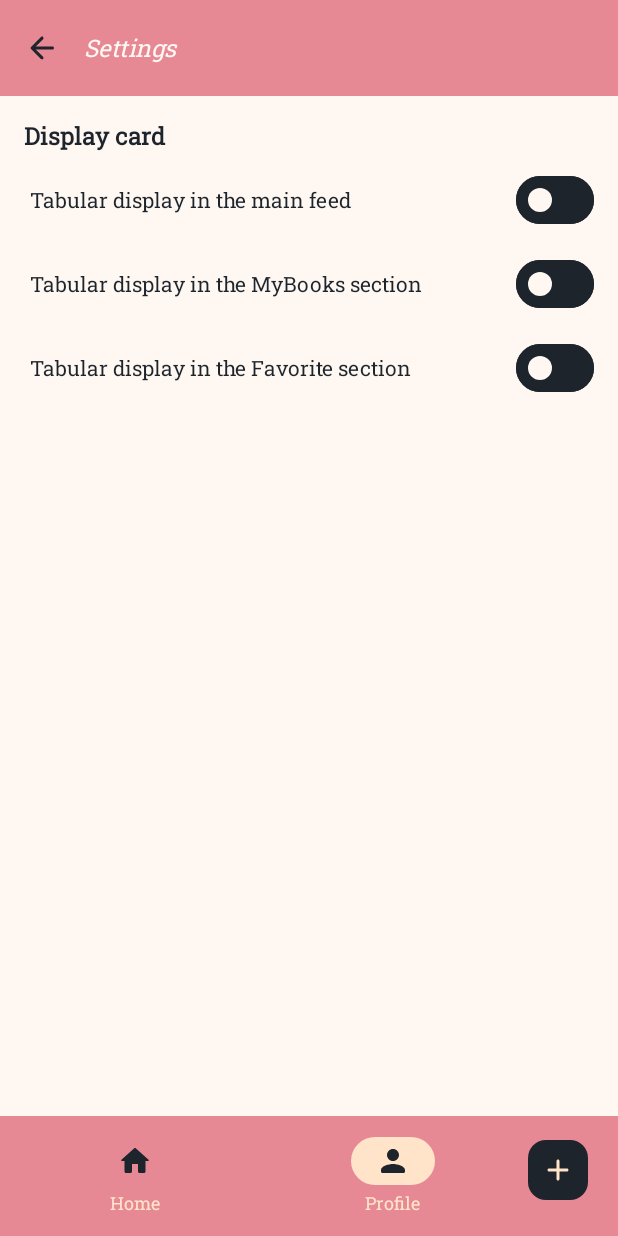
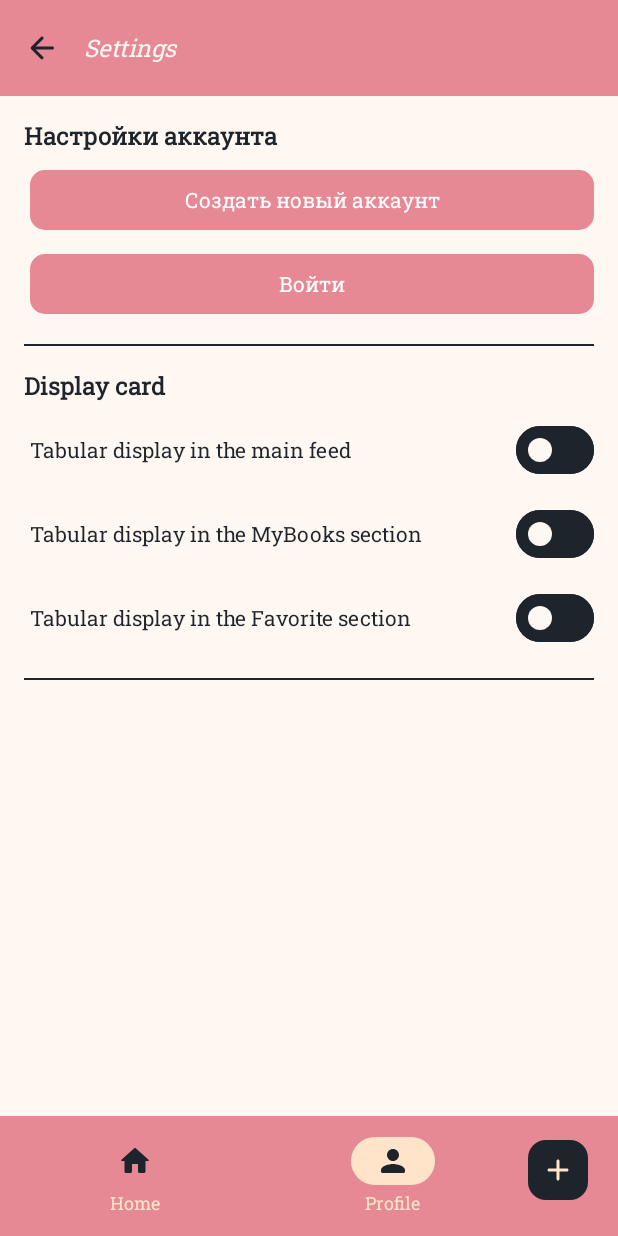
Before and after one commit to Chirvichichka/PocketLib, an Android app built with Jetpack Compose: the settings screen opened through its navigation route, on a phone screen of 412 x 824 dp. Run offline under Robolectric (Android 15) with nearby library versions, the phone set to English and light mode, and no system bars; our stand-ins replace Dagger/Hilt's generated code, livedata-compose.

Commit message:
верстка

```diff
--- a/app/src/main/java/com/chirvi/pocketlib/presentation/ui/screen/book_add/AddBookScreen.kt
+++ b/app/src/main/java/com/chirvi/pocketlib/presentation/ui/screen/book_add/AddBookScreen.kt
@@ -49,7 +49,7 @@ fun AddBookScreen() {
                 .fillMaxSize()
         ) {
             AddPicture()
-            TextFields(viewModel = viewModel)
+            TextFields(viewModel = viewModel) //todo disable
             Spacer(modifier = Modifier.weight(1f))
             ButtonWithText(text = "Сохранить", onClickListener = {})
         }
--- a/app/src/main/java/com/chirvi/pocketlib/presentation/ui/screen/profile/settings/SettingsScreen.kt
+++ b/app/src/main/java/com/chirvi/pocketlib/presentation/ui/screen/profile/settings/SettingsScreen.kt
@@ -4,8 +4,10 @@ import androidx.compose.foundation.background
 import androidx.compose.foundation.layout.Arrangement
 import androidx.compose.foundation.layout.Column
 import androidx.compose.foundation.layout.Row
+import androidx.compose.foundation.layout.Spacer
 import androidx.compose.foundation.layout.fillMaxSize
 import androidx.compose.foundation.layout.fillMaxWidth
+import androidx.compose.foundation.layout.height
 import androidx.compose.foundation.layout.padding
 import androidx.compose.material3.ExperimentalMaterial3Api
 import androidx.compose.material3.Switch
@@ -22,6 +24,7 @@ import androidx.compose.ui.unit.dp
 import androidx.hilt.navigation.compose.hiltViewModel
 import com.chirvi.pocketlib.R
 import com.chirvi.pocketlib.presentation.common.BackButton
+import com.chirvi.pocketlib.presentation.common.ButtonWithText
 import com.chirvi.pocketlib.presentation.common.PocketLibTopAppBar
 import com.chirvi.pocketlib.presentation.ui.theme.PocketLibTheme
 
@@ -36,12 +39,16 @@ fun SettingsScreen(
             .fillMaxSize()
             .background(color = PocketLibTheme.colors.primary)
     ) {
-        SettingsAppBar(
-            onBackPressed = onBackPressed
-        )
-        DisplayBooks(
-            viewModel = viewModel
-        )
+        SettingsAppBar(onBackPressed = onBackPressed)
+        Column(
+            modifier = Modifier
+                .padding(all = 16.dp)
+        ) {
+            UserSettings()
+            Line()
+            DisplayBooks(viewModel = viewModel)
+            Line()
+        }
     }
 }
 
@@ -76,8 +83,6 @@ private fun DisplayBooks(
     val favoriteCheckBoxState by viewModel.favoriteSwitchState.observeAsState(false)
 
     Column(
-        modifier = Modifier
-            .padding(all = 16.dp),
         verticalArrangement = Arrangement.spacedBy(8.dp, Alignment.CenterVertically)
     ) {
         Text(
@@ -102,6 +107,36 @@ private fun DisplayBooks(
             state = favoriteCheckBoxState,
             onClickListener = { viewModel.favoriteSwitchStateChanged() }
         )
+    }
+}
+
+@Composable
+private fun UserSettings() {
+    Column(
+        modifier = Modifier
+            .fillMaxWidth()
+    ) {
+        Text(
+            text = "Настройки аккаунта",
+            style = PocketLibTheme.textStyles.largeStyle.copy(
+                color = PocketLibTheme.colors.black,
+                fontWeight = FontWeight.Bold
+            )
+        )
+        Column(
+            modifier = Modifier.padding(start = 4.dp, top = 8.dp),
+            verticalArrangement = Arrangement.spacedBy(8.dp, Alignment.CenterVertically)
+        ) {
+            ButtonWithText(
+                text = "Создать новый аккаунт",
+                onClickListener = {  }
+            )
+            ButtonWithText(
+                text = "Войти",
+                onClickListener = {  }
+            )
+        }
+
     }
 }
 
@@ -138,3 +173,14 @@ private fun RowSwitch(
         )
     }
 }
+
+@Composable
+private fun Line() {
+    Spacer(
+        modifier = Modifier
+            .fillMaxWidth()
+            .padding(vertical = 16.dp)
+            .height(1.dp)
+            .background(color = PocketLibTheme.colors.black)
+    )
+}
--- a/app/src/main/java/com/chirvi/pocketlib/presentation/ui/screen/profile/settings/SettingsViewModel.kt
+++ b/app/src/main/java/com/chirvi/pocketlib/presentation/ui/screen/profile/settings/SettingsViewModel.kt
@@ -17,13 +17,8 @@ class SettingsViewModel @Inject constructor() : ViewModel() {
 
     private val _favoriteSwitchState = MutableLiveData(false)
     val favoriteSwitchState: LiveData<Boolean> = _favoriteSwitchState
-    fun feedSwitchStateChanged() {
-        _feedCSwitchState.value = !_feedCSwitchState.value!! //todo разобраться
-    }
-    fun myBooksSwitchStateChanged() {
-        _myBooksCSwitchState.value = !_myBooksCSwitchState.value!!
-    }
-    fun favoriteSwitchStateChanged() {
-        _favoriteSwitchState.value = !_favoriteSwitchState.value!!
-    }
+    //todo разобраться
+    fun feedSwitchStateChanged() { _feedCSwitchState.value = !_feedCSwitchState.value!! }
+    fun myBooksSwitchStateChanged() { _myBooksCSwitchState.value = !_myBooksCSwitchState.value!! }
+    fun favoriteSwitchStateChanged() { _favoriteSwitchState.value = !_favoriteSwitchState.value!! }
 }
```
